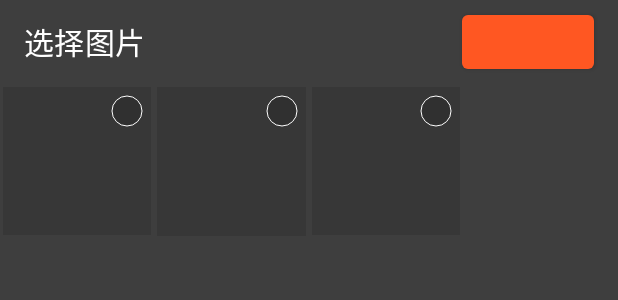
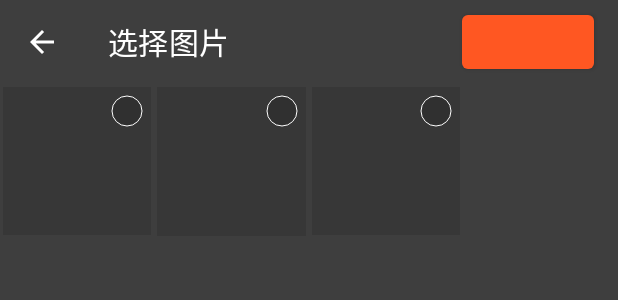
Before and after one commit to INTKILOW/JetpackBase, an Android app: the layout feature_choose_photo.xml on its own in the app's theme, with its tools: preview values and no code run, on a phone screen of 412 x 824 dp. Shown: the top 300 px of the screen. Run offline under Robolectric (Android 15) with nearby library versions, the phone set to English and light mode, and no system bars.

Commit message:
1、选择照片返回

```diff
--- a/feat/src/main/java/top/intkilow/feat/page/photo/choose/ChoosePhoto.kt
+++ b/feat/src/main/java/top/intkilow/feat/page/photo/choose/ChoosePhoto.kt
@@ -142,7 +142,9 @@ class ChoosePhoto : Fragment() {
             binding.toolbar.layoutParams = layoutParams
 
         }
-
+        binding.toolbar.setNavigationOnClickListener {
+            findNavController().popBackStack()
+        }
 
         return binding.root
     }
--- /dev/null
+++ b/feat/src/main/res/drawable/feat_back.xml
@@ -0,0 +1,26 @@
+<?xml version="1.0" encoding="utf-8"?>
+<!--
+   Copyright (C) 2015 The Android Open Source Project
+
+   Licensed under the Apache License, Version 2.0 (the "License");
+    you may not use this file except in compliance with the License.
+    You may obtain a copy of the License at
+
+         http://www.apache.org/licenses/LICENSE-2.0
+
+    Unless required by applicable law or agreed to in writing, software
+    distributed under the License is distributed on an "AS IS" BASIS,
+    WITHOUT WARRANTIES OR CONDITIONS OF ANY KIND, either express or implied.
+    See the License for the specific language governing permissions and
+    limitations under the License.
+-->
+<vector xmlns:android="http://schemas.android.com/apk/res/android"
+        android:width="24dp"
+        android:height="24dp"
+        android:viewportWidth="24.0"
+        android:viewportHeight="24.0"
+        android:autoMirrored="true" >
+    <path
+            android:pathData="M20,11L7.8,11l5.6,-5.6L12,4l-8,8l8,8l1.4,-1.4L7.8,13L20,13L20,11z"
+            android:fillColor="@android:color/white"/>
+</vector>
--- a/feat/src/main/res/layout/feature_choose_photo.xml
+++ b/feat/src/main/res/layout/feature_choose_photo.xml
@@ -18,9 +18,10 @@
         <androidx.appcompat.widget.Toolbar
             android:id="@+id/toolbar"
             android:layout_width="match_parent"
-            android:layout_height="wrap_content"
+            android:layout_height="?attr/actionBarSize"
             app:title="@string/feat_choose_photo"
             app:titleTextColor="#fff"
+            app:navigationIcon="@drawable/feat_back"
             app:layout_constraintEnd_toEndOf="parent"
             app:layout_constraintStart_toStartOf="parent"
             app:layout_constraintTop_toTopOf="parent">
@@ -29,7 +30,7 @@
                 android:id="@+id/confirm_button"
                 android:layout_width="wrap_content"
                 android:layout_height="wrap_content"
-                android:layout_gravity="right"
+                android:layout_gravity="end"
                 android:layout_marginRight="16dp"
                 android:enabled="@{choosePhotoModel.selectSize > 0}"
                 android:text="@{choosePhotoModel.selectSize +`/` + choosePhotoModel.chooseSize}" />
```
